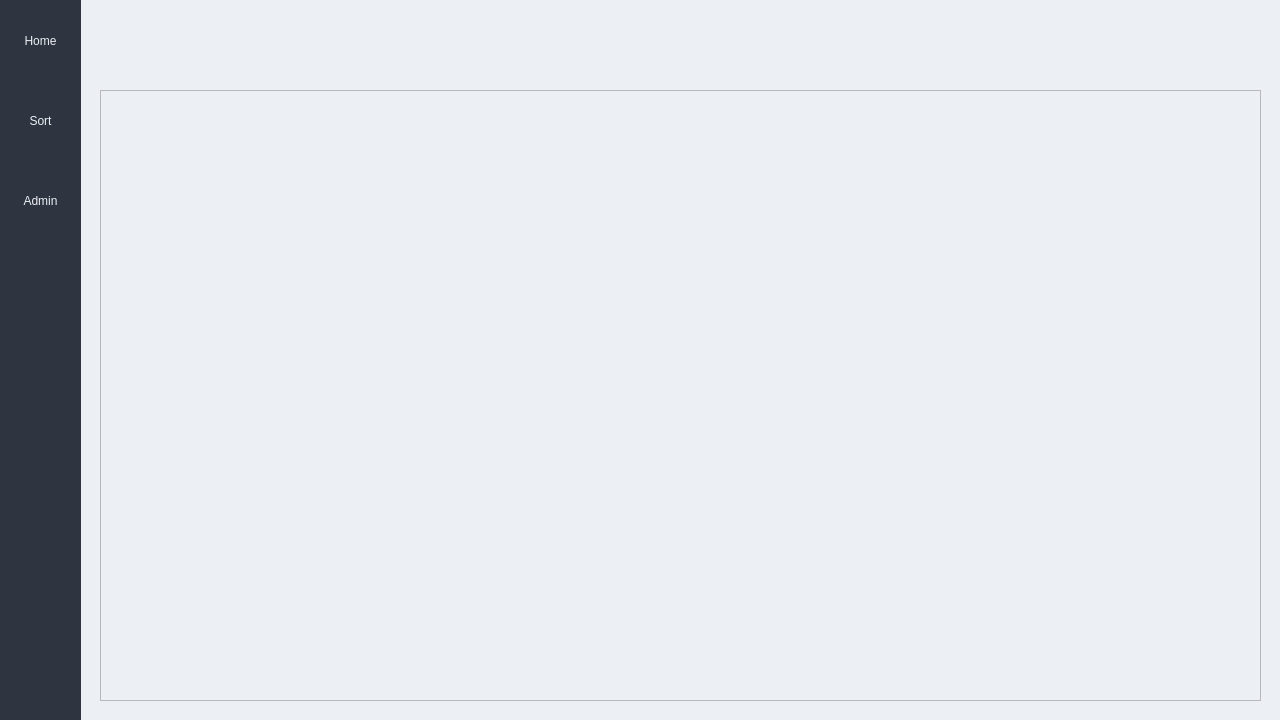
First picture: the form in mainwindow.ui, repository josharaedwards/CS1C-Project-1, before the edit.
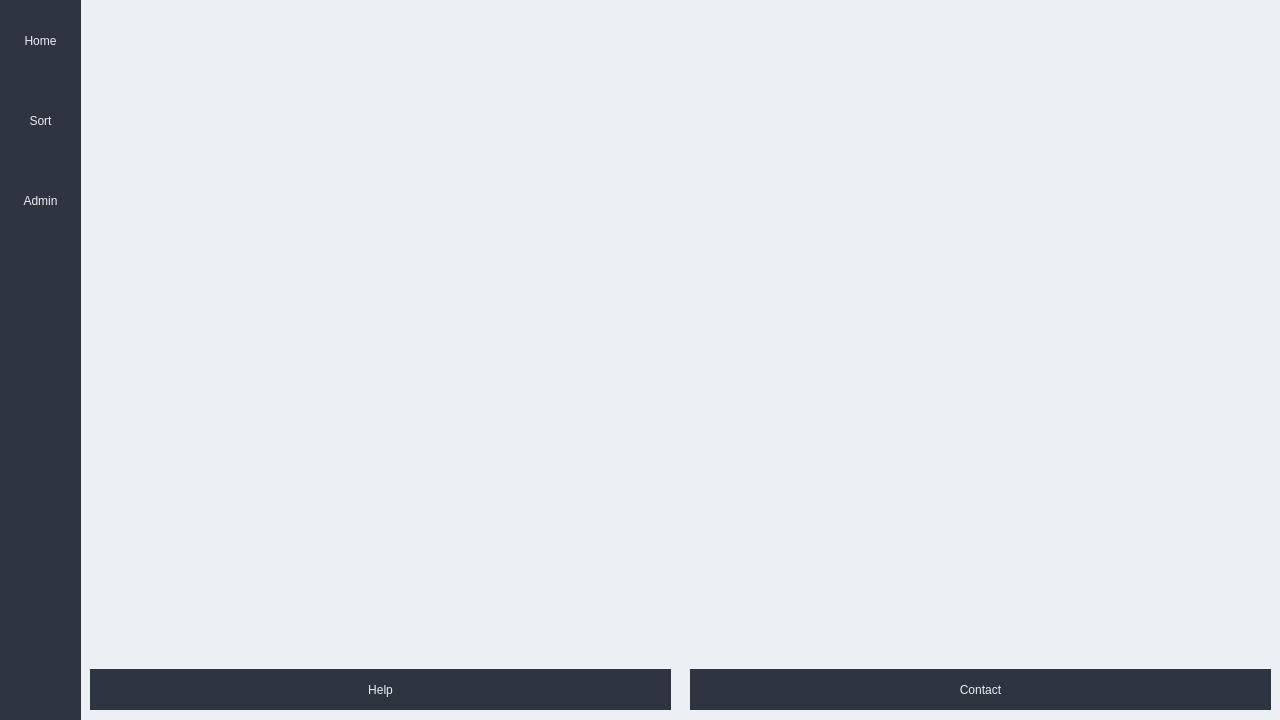
Second picture: the form after the edit.

Commit message: Add help and contact functionalities by Dayana

Patch:
```diff
--- a/mainwindow.ui
+++ b/mainwindow.ui
@@ -213,30 +213,50 @@
        <height>701</height>
       </rect>
      </property>
-     <layout class="QVBoxLayout" name="verticalLayout_3">
-      <property name="spacing">
-       <number>0</number>
+     <widget class="QPushButton" name="infoBtn">
+      <property name="geometry">
+       <rect>
+        <x>0</x>
+        <y>660</y>
+        <width>581</width>
+        <height>41</height>
+       </rect>
       </property>
-      <property name="leftMargin">
-       <number>0</number>
+      <property name="styleSheet">
+       <string notr="true">QPushButton {
+	border:none;
+	font: 75 12pt &quot;Consolas&quot;;
+	background-color: rgb(46, 52, 64);
+	color: rgb(236, 239, 244);
+}
+</string>
       </property>
-      <property name="topMargin">
-       <number>0</number>
+      <property name="text">
+       <string>Help</string>
       </property>
-      <property name="rightMargin">
-       <number>0</number>
+     </widget>
+     <widget class="QPushButton" name="contactBtn">
+      <property name="geometry">
+       <rect>
+        <x>600</x>
+        <y>660</y>
+        <width>581</width>
+        <height>41</height>
+       </rect>
       </property>
-      <property name="bottomMargin">
-       <number>0</number>
+      <property name="styleSheet">
+       <string notr="true">QPushButton {
+	border:none;
+	font: 75 12pt &quot;Consolas&quot;;
+	background-color: rgb(46, 52, 64);
+	color: rgb(236, 239, 244);
+}
+</string>
       </property>
-      <item>
-       <widget class="QLabel" name="homePlaceholder">
-        <property name="text">
-         <string>&lt;html&gt;&lt;head/&gt;&lt;body&gt;&lt;p align=&quot;center&quot;&gt;Home Placeholder&lt;/p&gt;&lt;/body&gt;&lt;/html&gt;</string>
-        </property>
-       </widget>
-      </item>
-     </layout>
+      <property name="text">
+       <string>Contact</string>
+      </property>
+     </widget>
     </widget>
     <widget class="QWidget" name="sortContent" native="true">
      <property name="geometry">
@@ -278,8 +298,8 @@
      </layout>
     </widget>
     <zorder>adminContent</zorder>
-    <zorder>homeContent</zorder>
     <zorder>sortContent</zorder>
+    <zorder>homeContent</zorder>
    </widget>
   </widget>
  </widget>
```
Left out of the diff: 34 changed lines with no effect on the pictures. The commit also changes 7 other files.
